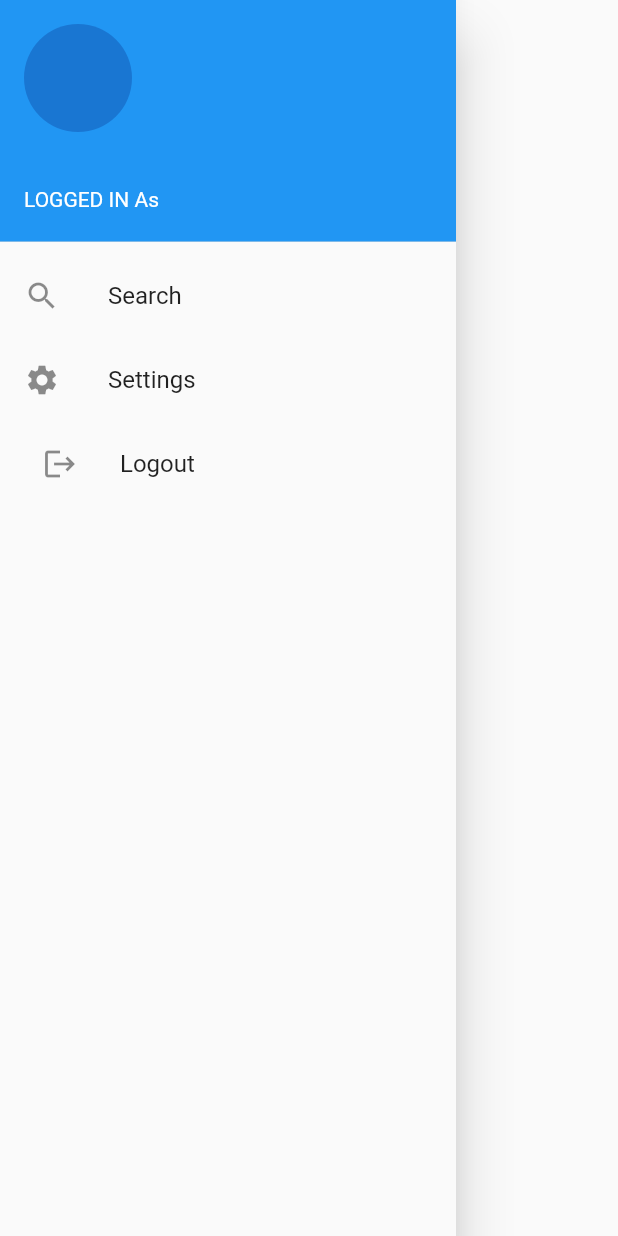
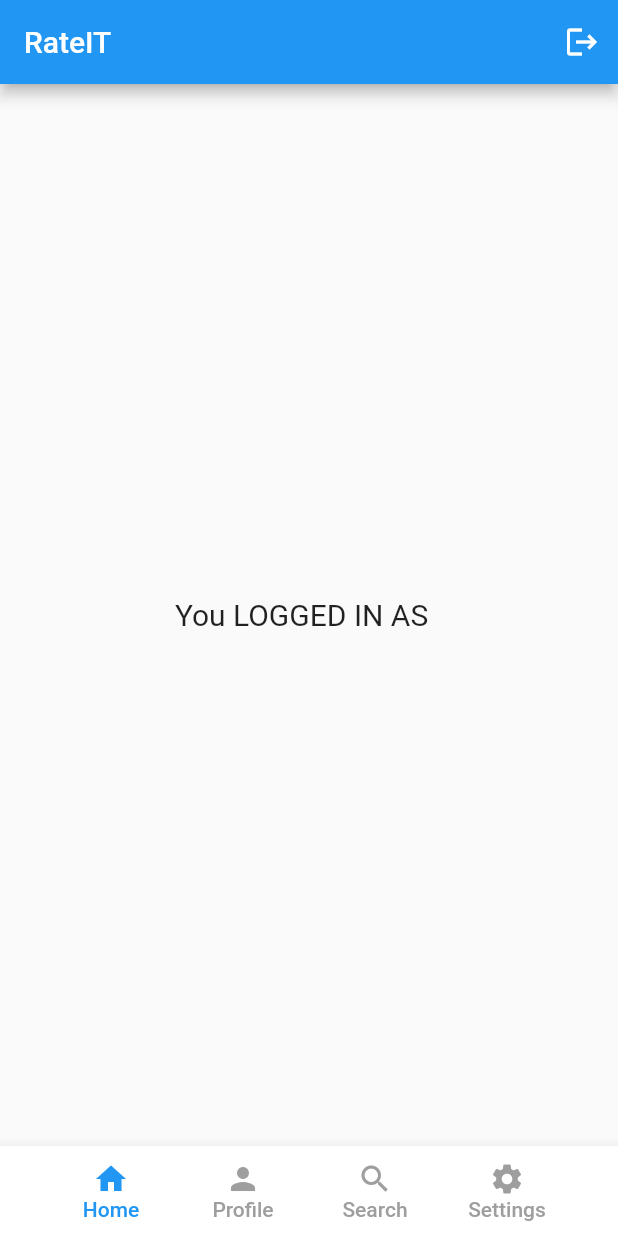
Before and after one commit to WisaniHP/my-first-project, a Flutter app: the NavBar screen opened directly, on a phone screen of 412 x 824 dp. Run offline on Flutter 3.47's test engine with Material 2 defaults, Android fonts, the phone set to English and light mode, and no system bars; our stand-ins replace firebase_auth, firebase_core, google_sign_in; accounts and stored records are empty; network calls fail.

Commit message:
my login flutter project

```diff
--- a/lib/pages/NavBar.dart
+++ b/lib/pages/NavBar.dart
@@ -1,50 +1,185 @@
 import 'package:flutter/material.dart';
 import 'package:login_page/pages/home.dart';
 import 'package:firebase_auth/firebase_auth.dart';
+import 'package:login_page/pages/searchBar.dart';
+import 'package:login_page/pages/Setting.dart';
+import 'package:login_page/pages/profile.dart';
+import 'package:login_page/pages/bar.dart';
 
 
-class NavBar extends StatelessWidget{
+
+class NavBar extends StatefulWidget{
+  @override
+  State<NavBar> createState() => _NavBarState();
+}
+
+class _NavBarState extends State<NavBar> {
   final user = FirebaseAuth.instance.currentUser!;
+
   void signUserOut(){
     FirebaseAuth.instance.signOut();
   }
+  int currentTab= 0;
+  final List<Widget>screens =[
+    HomePage(),
+    SearchBar(),
+    SettingBar(),
+    ProfileBar(),
+    Bar(),
+  ];
+  final PageStorageBucket bucket =PageStorageBucket();
+  Widget currentScreen = HomePage();
   @override
   Widget build(BuildContext context) {
-    return Drawer(
-  child: ListView(
-    children: [
-      UserAccountsDrawerHeader(
-        accountName: Text(""),
-        accountEmail:Text("LOGGED IN As "+"  "+user.email!),
-      currentAccountPicture: CircleAvatar(
-        child:  CircleAvatar(
-          //child: Image.network(""),
+    return  Scaffold(
+    body: PageStorage(
+    child: currentScreen,
+    bucket: bucket),
+    // floatingActionButton: FloatingActionButton(
+    //   child: Icon(Icons.add),
+    //   onPressed: (){
+    //
+    //   },
+    //),
+    floatingActionButtonLocation: FloatingActionButtonLocation.centerDocked,
+    bottomNavigationBar: BottomAppBar(
+    shape: CircularNotchedRectangle(),
+    notchMargin: 10,
+    child: Container(
+    height: 60,
+    child: Row(
+    mainAxisAlignment: MainAxisAlignment.spaceEvenly,
+    children:<Widget>[
+      Row(children: [
+
+        MaterialButton(onPressed: (){
+          minWidth:400;
+          setState((){
+            currentScreen = HomePage();
+            currentTab = 0;
+          });
+        },
+        child: Column(
+          mainAxisAlignment: MainAxisAlignment.center,
+          children: [
+            Icon(Icons.home,color: currentTab ==0 ?Colors.blue :Colors.grey,
+            ),
+            Text('Home',
+            style: TextStyle(color: currentTab==0 ? Colors.blue : Colors.grey) ,)
+          ],
         ),
-      ),
-      ),
-      ListTile(
-        leading: Icon(Icons.search),
-        title: Text("Search"),
-        onTap: ()=>null,
-
-      ),
-      ListTile(
-        leading: Icon(Icons.settings),
-        title: Text("Settings"),
-        onTap: ()=>null,
-
-      ),
-      ListTile(
-        leading: IconButton(onPressed: signUserOut, icon: Icon(Icons.logout)),
-        title: Text("Logout"),
-        //onTap: ()=>null,
-      ),
+        ),
+        MaterialButton(onPressed: (){
+          minWidth:40;
+          setState((){
+            currentScreen = ProfileBar();
+            currentTab = 1;
+          });
+        },
+          child: Column(
+            mainAxisAlignment: MainAxisAlignment.center,
+            children: [
+              Icon(Icons.person,color: currentTab ==1 ?Colors.blue :Colors.grey,
+              ),
+              Text('Profile',
+                style: TextStyle(color: currentTab==1 ? Colors.blue : Colors.grey) ,)
+            ],
+          ),
+        ),
+        MaterialButton(onPressed: (){
+          minWidth:40;
+          setState((){
+            currentScreen = SearchBar();
+            currentTab = 2;
+          });
+        },
+          child: Column(
+            mainAxisAlignment: MainAxisAlignment.center,
+            children: [
+              Icon(Icons.search,color: currentTab ==2 ?Colors.blue :Colors.grey,
+              ),
+              Text('Search',
+                style: TextStyle(color: currentTab==2 ? Colors.blue : Colors.grey) ,)
+            ],
+          ),
+        ),
+        MaterialButton(onPressed: (){
+          minWidth:40;
+          setState((){
+            currentScreen = SettingBar();
+            currentTab = 3;
+          });
+        },
+          child: Column(
+            mainAxisAlignment: MainAxisAlignment.center,
+            children: [
+              Icon(Icons.settings,color: currentTab ==3 ?Colors.blue :Colors.grey,
+              ),
+              Text('Settings',
+                style: TextStyle(color: currentTab==3 ? Colors.blue : Colors.grey) ,)
+            ],
+          ),
+        ),
+        // MaterialButton(onPressed: (){
+        //   minWidth:40;
+        //   setState((){
+        //     currentScreen = Bar();
+        //     currentTab = 4;
+        //   });
+        // },
+        //   child: Column(
+        //     mainAxisAlignment: MainAxisAlignment.center,
+        //     children: [
+        //       Icon(Icons.settings,color: currentTab ==0 ?Colors.blue :Colors.grey,
+        //       ),
+        //       Text('Settings',
+        //         style: TextStyle(color: currentTab==0 ? Colors.blue : Colors.grey) ,)
+        //     ],
+        //   ),
+        // )
+      ],)
 
 
-    ],
-  ),
+    ]
 
+    ),
+    ),
+    ),
     );
+    //   Drawer(
+  // child: ListView(
+  //   children: [
+  //     UserAccountsDrawerHeader(
+  //       accountName: Text(""),
+  //       accountEmail:Text("LOGGED IN As "+"  "+user.email!),
+  //     currentAccountPicture: CircleAvatar(
+  //       child:  CircleAvatar(
+  //         //child: Image.network(""),
+  //       ),
+  //     ),
+  //     ),
+  //     ListTile(
+  //       leading: Icon(Icons.search),
+  //       title: Text("Search"),
+  //       onTap: ()=>null,
+  //
+  //     ),
+  //     ListTile(
+  //       leading: Icon(Icons.settings),
+  //       title: Text("Settings"),
+  //       onTap: ()=>null,
+  //
+  //     ),
+  //     ListTile(
+  //       leading: IconButton(onPressed: signUserOut, icon: Icon(Icons.logout)),
+  //       title: Text("Logout"),
+  //       //onTap: ()=>null,
+  //     ),
+  //
+  //
+  //   ],
+  // ),
+  //
+  //   );
   }
-
 }
--- a/lib/pages/auth.dart
+++ b/lib/pages/auth.dart
@@ -2,6 +2,7 @@ import 'package:firebase_auth/firebase_auth.dart';
 import 'package:flutter/material.dart';
 import 'package:login_page/pages/home.dart';
 import 'package:login_page/pages/login.dart';
+import 'package:login_page/pages/NavBar.dart';
 
 class AuthP extends StatelessWidget{
   const AuthP({super.key});
@@ -13,7 +14,7 @@ class AuthP extends StatelessWidget{
         builder: (context,snapshot){
         // user looged in
           if(snapshot.hasData){
-            return HomePage();
+            return NavBar();
           }
           else{
             return LogInPage();
--- a/lib/pages/home.dart
+++ b/lib/pages/home.dart
@@ -1,23 +1,34 @@
 import 'package:firebase_auth/firebase_auth.dart';
 import 'package:flutter/material.dart';
-import 'package:login_page/pages/NavBar.dart';
+import 'package:login_page/pages/bar.dart';
 
 
-class HomePage extends StatelessWidget{
+class HomePage extends StatefulWidget{
   HomePage({super.key});
+
+  @override
+  State<HomePage> createState() => _HomePageState();
+}
+
+class _HomePageState extends State<HomePage> {
   final user = FirebaseAuth.instance.currentUser!;
+
   void signUserOut(){
     FirebaseAuth.instance.signOut();
   }
+
   @override
   Widget build(BuildContext context) {
     return Scaffold(
-      drawer: NavBar(),
+      //drawer: Bar(),
       appBar: AppBar(
         title: Text("RateIT"),
+   actions: [
+     IconButton(onPressed: signUserOut, icon: Icon(Icons.logout))
+   ],
       ),
-      body: Center(),
-    );
+      body: Center(
+      child: Text("You LOGGED IN AS " +" " + user.email!,style: TextStyle(fontSize: 20)),
+    ));
   }
-
 }
--- a/lib/pages/login.dart
+++ b/lib/pages/login.dart
@@ -8,6 +8,7 @@ import 'package:login_page/pages/register.dart';
 import 'package:login_page/services/auth_service.dart';
 import 'forgot_pswd.dart';
 //import 'package:login_page/Fields/signUpButton.dart';
+import 'package:login_page/pages/home.dart';
 
 
 class LogInPage extends StatefulWidget{
@@ -26,7 +27,9 @@ class _LogInPageState extends State<LogInPage> {
   void signIn()async {
     showDialog(context: context, builder: (context) {
       return const Center(
-        child: CircularProgressIndicator(),
+        child: CircularProgressIndicator(
+
+        ),
       );
     });
     try {
```
Also changed, not shown: lib/pages/Setting.dart (added, +18 -0 lines), lib/pages/bar.dart (added, +18 -0 lines), lib/pages/profile.dart (added, +18 -0 lines), lib/pages/searchBar.dart (added, +18 -0 lines).
